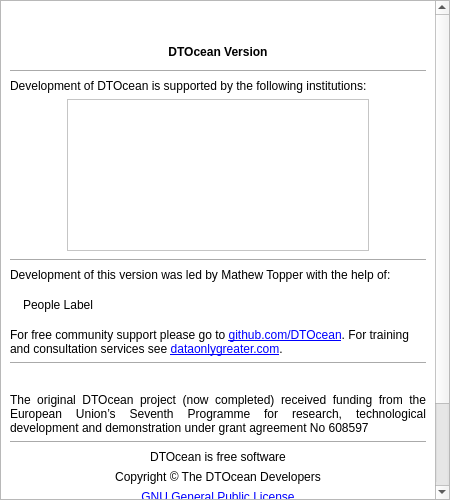
Qt form designer/low/about.ui (DTOcean/dtocean-app) before a commit.
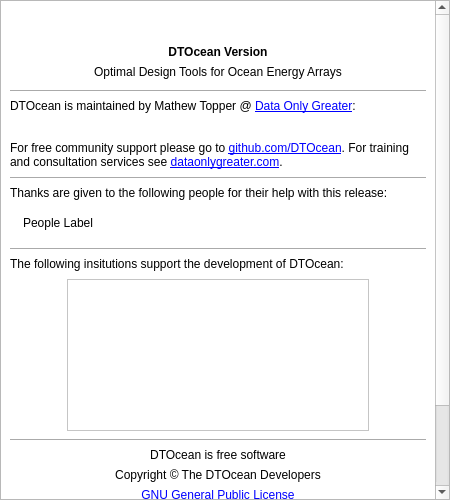
The same form after that commit. Icons and pictures are not drawn.

Commit message: Update about dialog

Patch:
```diff
--- a/designer/low/about.ui
+++ b/designer/low/about.ui
@@ -126,6 +126,16 @@
          </property>
         </widget>
        </item>
+       <item>
+        <widget class="QLabel" name="longLabel">
+         <property name="text">
+          <string>Optimal Design Tools for Ocean Energy Arrays</string>
+         </property>
+         <property name="alignment">
+          <set>Qt::AlignCenter</set>
+         </property>
+        </widget>
+       </item>
        <item>
         <spacer name="verticalSpacer_3">
          <property name="orientation">
@@ -146,16 +156,173 @@
          </property>
         </widget>
        </item>
+       <item>
+        <widget class="QLabel" name="DOGIntroLabel">
+         <property name="styleSheet">
+          <string notr="true">QMenu::item{
+  background-color: rgb(255, 255, 255);
+  color:  rgb(0, 0, 0);
+ }
+QMenu::item:selected{
+  background-color: rgb(252, 124, 1);
+  color:  rgb(0, 0, 0);
+}</string>
+         </property>
+         <property name="text">
+          <string>DTOcean is maintained by Mathew Topper @ &lt;a href='http://www.dataonlygreater.com/'&gt;Data Only Greater&lt;/a&gt;:</string>
+         </property>
+         <property name="textFormat">
+          <enum>Qt::AutoText</enum>
+         </property>
+         <property name="alignment">
+          <set>Qt::AlignLeading|Qt::AlignLeft|Qt::AlignTop</set>
+         </property>
+         <property name="openExternalLinks">
+          <bool>true</bool>
+         </property>
+        </widget>
+       </item>
+       <item>
+        <spacer name="verticalSpacer_7">
+         <property name="orientation">
+          <enum>Qt::Vertical</enum>
+         </property>
+         <property name="sizeHint" stdset="0">
+          <size>
+           <width>20</width>
+           <height>2</height>
+          </size>
+         </property>
+        </spacer>
+       </item>
+       <item>
+        <widget class="QLabel" name="DOGlogoLabel">
+         <property name="text">
+          <string/>
+         </property>
+         <property name="pixmap">
+          <pixmap resource="../resources_about.qrc">:/logos/dog_logo_wide_300.png</pixmap>
+         </property>
+         <property name="alignment">
+          <set>Qt::AlignCenter</set>
+         </property>
+        </widget>
+       </item>
+       <item>
+        <widget class="QLabel" name="supportLabel">
+         <property name="styleSheet">
+          <string notr="true">QMenu::item{
+  background-color: rgb(255, 255, 255);
+  color:  rgb(0, 0, 0);
+ }
+QMenu::item:selected{
+  background-color: rgb(252, 124, 1);
+  color:  rgb(0, 0, 0);
+}</string>
+         </property>
+         <property name="text">
+          <string>For free community support please go to &lt;a href='https://github.com/dtocean/dtocean'&gt;github.com/DTOcean&lt;/a&gt;. For training and consultation services see &lt;a href='http://www.dataonlygreater.com/'&gt;dataonlygreater.com&lt;/a&gt;.</string>
+         </property>
+         <property name="wordWrap">
+          <bool>true</bool>
+         </property>
+         <property name="openExternalLinks">
+          <bool>true</bool>
+         </property>
+        </widget>
+       </item>
+       <item>
+        <spacer name="verticalSpacer">
+         <property name="orientation">
+          <enum>Qt::Vertical</enum>
+         </property>
+         <property name="sizeHint" stdset="0">
+          <size>
+           <width>20</width>
+           <height>2</height>
+          </size>
+         </property>
+        </spacer>
+       </item>
+       <item>
+        <widget class="Line" name="line_2">
+         <property name="orientation">
+          <enum>Qt::Horizontal</enum>
+         </property>
+        </widget>
+       </item>
+       <item>
+        <widget class="QLabel" name="peopleIntroLabel">
+         <property name="text">
+          <string>Thanks are given to the following people for their help with this release:</string>
+         </property>
+         <property name="alignment">
+          <set>Qt::AlignLeading|Qt::AlignLeft|Qt::AlignTop</set>
+         </property>
+         <property name="wordWrap">
+          <bool>true</bool>
+         </property>
+         <property name="indent">
+          <number>-1</number>
+         </property>
+        </widget>
+       </item>
+       <item>
+        <widget class="QLabel" name="peopleLabel">
+         <property name="styleSheet">
+          <string notr="true">padding: 10px</string>
+         </property>
+         <property name="text">
+          <string>People Label</string>
+         </property>
+         <property name="wordWrap">
+          <bool>true</bool>
+         </property>
+         <property name="margin">
+          <number>0</number>
+         </property>
+        </widget>
+       </item>
+       <item>
+        <spacer name="verticalSpacer_6">
+         <property name="orientation">
+          <enum>Qt::Vertical</enum>
+         </property>
+         <property name="sizeHint" stdset="0">
+          <size>
+           <width>20</width>
+           <height>2</height>
+          </size>
+         </property>
+        </spacer>
+       </item>
+       <item>
+        <widget class="Line" name="line">
+         <property name="orientation">
+          <enum>Qt::Horizontal</enum>
+         </property>
+        </widget>
+       </item>
        <item>
         <widget class="QLabel" name="insitutionIntroLabel">
          <property name="text">
-          <string>Development of DTOcean is supported by the following institutions:</string>
-         </property>
-         <property name="alignment">
-          <set>Qt::AlignLeading|Qt::AlignLeft|Qt::AlignTop</set>
+          <string>The following insitutions support the development of DTOcean:</string>
          </property>
         </widget>
        </item>
+       <item>
+        <spacer name="verticalSpacer_8">
+         <property name="orientation">
+          <enum>Qt::Vertical</enum>
+         </property>
+         <property name="sizeHint" stdset="0">
+          <size>
+           <width>20</width>
+           <height>2</height>
+          </size>
+         </property>
+        </spacer>
+       </item>
        <item>
         <layout class="QHBoxLayout" name="horizontalLayout">
          <property name="spacing">
@@ -212,98 +379,6 @@
          </item>
         </layout>
        </item>
-       <item>
-        <spacer name="verticalSpacer">
-         <property name="orientation">
-          <enum>Qt::Vertical</enum>
-         </property>
-         <property name="sizeHint" stdset="0">
-          <size>
-           <width>20</width>
-           <height>2</height>
-          </size>
-         </property>
-        </spacer>
-       </item>
-       <item>
-        <widget class="Line" name="line_2">
-         <property name="orientation">
-          <enum>Qt::Horizontal</enum>
-         </property>
-        </widget>
-       </item>
-       <item>
-        <widget class="QLabel" name="peopleIntroLabel">
-         <property name="text">
-          <string>Development of this version was led by Mathew Topper with the help of:</string>
-         </property>
-         <property name="alignment">
-          <set>Qt::AlignLeading|Qt::AlignLeft|Qt::AlignTop</set>
-         </property>
-         <property name="indent">
-          <number>-1</number>
-         </property>
-        </widget>
-       </item>
-       <item>
-        <widget class="QLabel" name="peopleLabel">
-         <property name="styleSheet">
-          <string notr="true">padding: 10px</string>
-         </property>
-         <property name="text">
-          <string>People Label</string>
-         </property>
-         <property name="wordWrap">
-          <bool>true</bool>
-         </property>
-         <property name="margin">
-          <number>0</number>
-         </property>
-        </widget>
-       </item>
-       <item>
-        <widget class="QLabel" name="supportLabel">
-         <property name="styleSheet">
-          <string notr="true">QMenu::item{
-  background-color: rgb(255, 255, 255);
-  color:  rgb(0, 0, 0);
- }
-QMenu::item:selected{
-  background-color: rgb(0, 85, 127);
-  color: rgb(255, 255, 255);
-}</string>
-         </property>
-         <property name="text">
-          <string>For free community support please go to &lt;a href='https://github.com/DTOcean/dtocean'&gt;github.com/DTOcean&lt;/a&gt;. For training and consultation services see &lt;a href='http://www.dataonlygreater.com/'&gt;dataonlygreater.com&lt;/a&gt;.</string>
-         </property>
-         <property name="wordWrap">
-          <bool>true</bool>
-         </property>
-         <property name="openExternalLinks">
-          <bool>true</bool>
-         </property>
-        </widget>
-       </item>
-       <item>
-        <widget class="Line" name="line_3">
-         <property name="orientation">
-          <enum>Qt::Horizontal</enum>
-         </property>
-        </widget>
-       </item>
-       <item>
-        <widget class="QLabel" name="EClogoLabel">
-         <property name="text">
-          <string/>
-         </property>
-         <property name="pixmap">
-          <pixmap resource="../resources_about.qrc">:/logos/logo-ec-300.jpg</pixmap>
-         </property>
-         <property name="alignment">
-          <set>Qt::AlignCenter</set>
-         </property>
-        </widget>
-       </item>
        <item>
         <spacer name="verticalSpacer_5">
          <property name="orientation">
@@ -317,22 +392,6 @@
          </property>
         </spacer>
        </item>
-       <item>
-        <widget class="QLabel" name="grantLabel">
-         <property name="text">
-          <string>The original DTOcean project (now completed) received funding from the European Union’s Seventh Programme for research, technological development and demonstration under grant agreement No 608597</string>
-         </property>
-         <property name="alignment">
-          <set>Qt::AlignJustify|Qt::AlignVCenter</set>
-         </property>
-         <property name="wordWrap">
-          <bool>true</bool>
-         </property>
-         <property name="margin">
-          <number>10</number>
-         </property>
-        </widget>
-       </item>
        <item>
         <widget class="Line" name="line_4">
          <property name="orientation">
```
Left out of the diff: 20 changed lines with no effect on the pictures. The commit also changes 6 other files.
